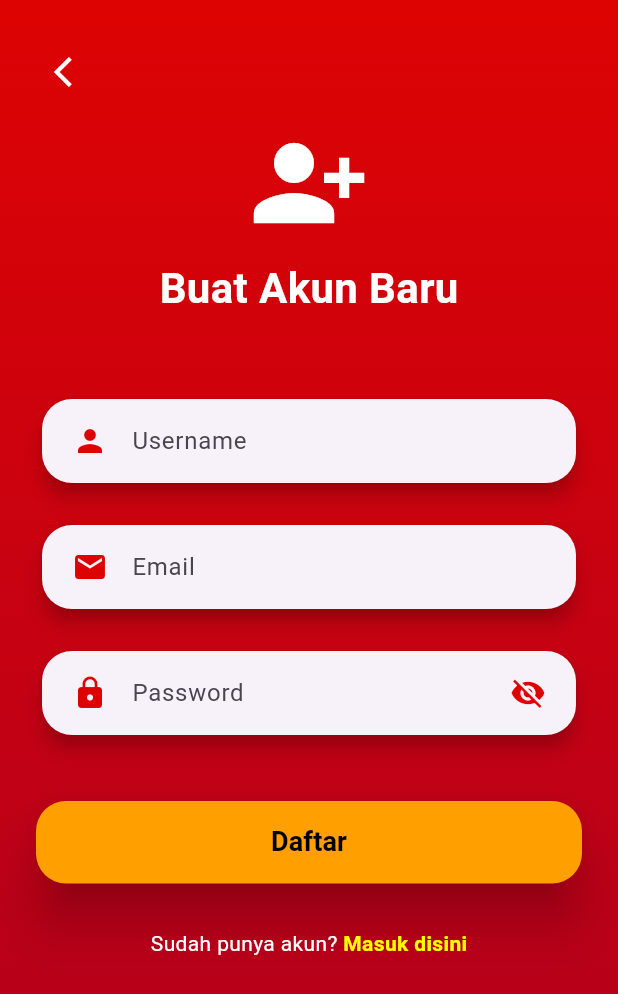
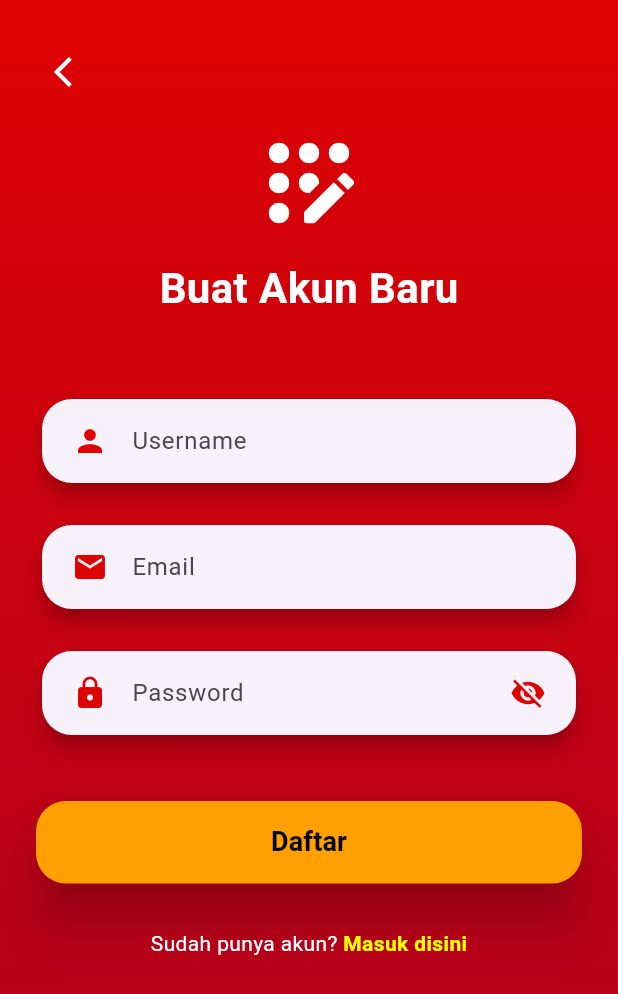
Before and after one commit to IsnaAinur/sumtime, a Flutter app: the screen it shows after launch, after a tap on "Daftar disini", on a phone screen of 412 x 824 dp. Shown: the top 994 px of the screen. Run offline on Flutter 3.47's test engine with Material 3 defaults, Android fonts, the phone set to English and light mode, and no system bars; our stand-ins replace geocoding, geolocator, image_picker, shared_preferences.

Commit message:
update icon

```diff
--- a/lib/login.dart
+++ b/lib/login.dart
@@ -108,7 +108,7 @@ class _LoginPageState extends State<LoginPage> {
                 mainAxisAlignment: MainAxisAlignment.center,
                 children: [
                   const Icon(
-                    Icons.lock_person,
+                    Icons.login_rounded,
                     size: 80,
                     color: onPrimaryColor,
                   ),
--- a/lib/register.dart
+++ b/lib/register.dart
@@ -119,7 +119,7 @@ class _RegisterPageState extends State<RegisterPage> {
                   // Icon pendaftaran
                   const Center(
                     child: Icon(
-                      Icons.person_add_alt_1,
+                      Icons.app_registration_rounded,
                       size: 80,
                       color: Colors.white,
                     ),
```
